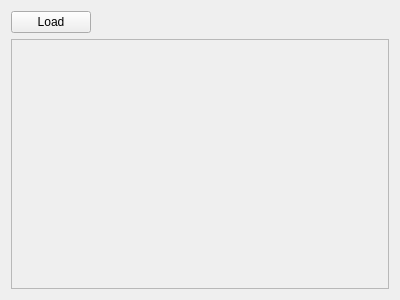
ladudin/Dict2FlashcardsQT, file qt/Widgets/ImagesWidget/ImagesWidget.ui: the form before one commit.
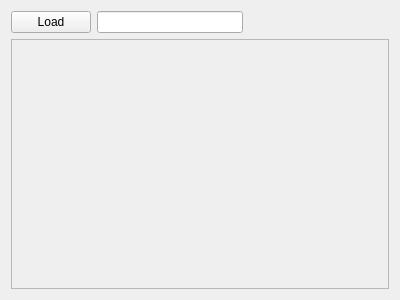
The form after the commit.

Commit message: Line search added

The edit to the form file:
```diff
--- a/qt/Widgets/ImagesWidget/ImagesWidget.ui
+++ b/qt/Widgets/ImagesWidget/ImagesWidget.ui
@@ -23,6 +23,9 @@
        </property>
       </widget>
      </item>
+     <item>
+      <widget class="QLineEdit" name="loadImageLine"/>
+     </item>
      <item>
       <spacer name="horizontalSpacer">
        <property name="orientation">
```
The commit also changes 5 other files.
